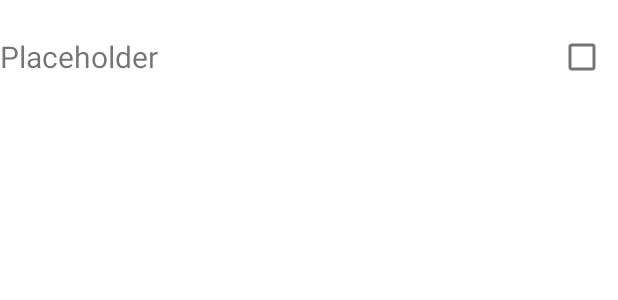
After one commit to tmromao/RetrofitBasicTodo, an Android app: the layout item_todo.xml on its own in the app's theme, with its tools: preview values and no code run, on a phone screen of 412 x 824 dp. The commit adds this screen. Shown: the top 300 px of the screen. Run offline under Robolectric (Android 15) with nearby library versions, the phone set to English and light mode, and no system bars.

Commit message:
Project completed

```diff
--- a/app/build.gradle
+++ b/app/build.gradle
@@ -15,6 +15,10 @@ android {
         versionName "1.0"
 
         testInstrumentationRunner "androidx.test.runner.AndroidJUnitRunner"
+    }
+    buildFeatures{
+        viewBinding true
+
     }
 
     buildTypes {
--- a/app/src/main/AndroidManifest.xml
+++ b/app/src/main/AndroidManifest.xml
@@ -1,6 +1,8 @@
 <?xml version="1.0" encoding="utf-8"?>
 <manifest xmlns:android="http://schemas.android.com/apk/res/android"
     package="com.example.retrofitbasictodo">
+
+    <uses-permission android:name="android.permission.INTERNET"/>
 
     <application
         android:allowBackup="true"
--- /dev/null
+++ b/app/src/main/res/layout/item_todo.xml
@@ -0,0 +1,28 @@
+<?xml version="1.0" encoding="utf-8"?>
+<androidx.constraintlayout.widget.ConstraintLayout
+    xmlns:android="http://schemas.android.com/apk/res/android"
+    xmlns:app="http://schemas.android.com/apk/res-auto"
+    xmlns:tools="http://schemas.android.com/tools"
+    android:layout_width="match_parent"
+    android:layout_height="75dp">
+
+    <TextView
+        android:id="@+id/tvTitle"
+        android:layout_width="0dp"
+        android:layout_height="wrap_content"
+        android:text="Placeholder"
+        android:textSize="20sp"
+        app:layout_constraintBottom_toBottomOf="parent"
+        app:layout_constraintEnd_toStartOf="@+id/cbDone"
+        app:layout_constraintStart_toStartOf="parent"
+        app:layout_constraintTop_toTopOf="parent" />
+
+    <CheckBox
+        android:id="@+id/cbDone"
+        android:layout_width="wrap_content"
+        android:layout_height="wrap_content"
+        app:layout_constraintBottom_toBottomOf="parent"
+        app:layout_constraintEnd_toEndOf="parent"
+        app:layout_constraintTop_toTopOf="parent" />
+
+</androidx.constraintlayout.widget.ConstraintLayout>
```
Also changed, not shown: app/src/main/java/com/example/retrofitbasictodo/MainActivity.kt (+51 -1 lines), app/src/main/java/com/example/retrofitbasictodo/RetrofitInstance.kt (added, +14 -0 lines), app/src/main/java/com/example/retrofitbasictodo/Todo.kt (added, +15 -0 lines), app/src/main/java/com/example/retrofitbasictodo/TodoAdapter.kt (added, +50 -0 lines), app/src/main/java/com/example/retrofitbasictodo/TodoApi.kt (added, +11 -0 lines), app/src/main/res/layout/activity_main.xml (+16 -4 lines).
